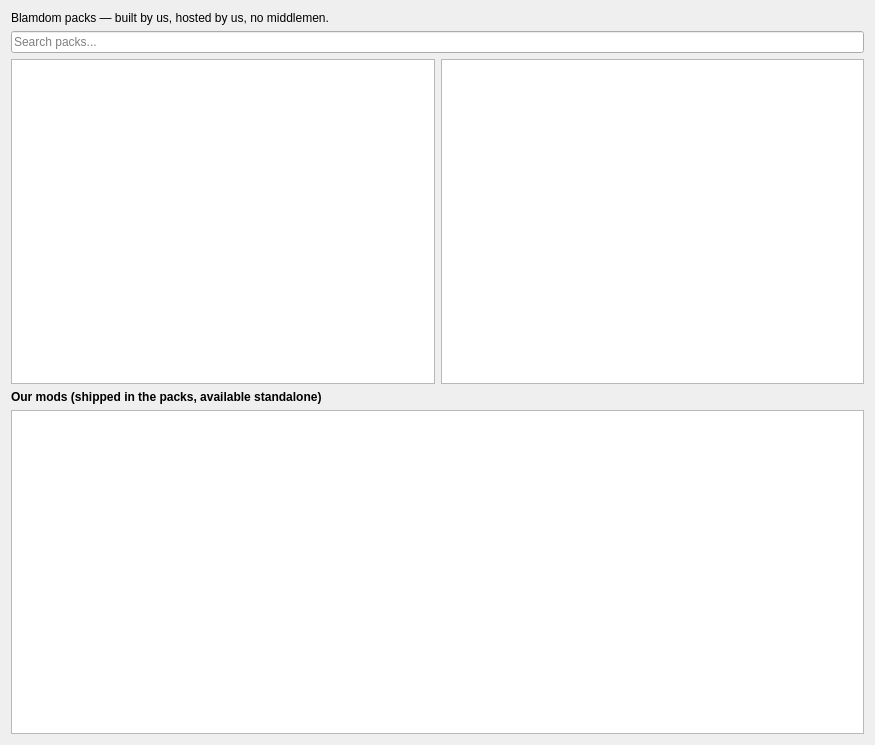
Above: launcher/ui/pages/modplatform/blamdom/BlamdomPage.ui from blamdom/blamdom-launcher before the change. Below: the same form after it.
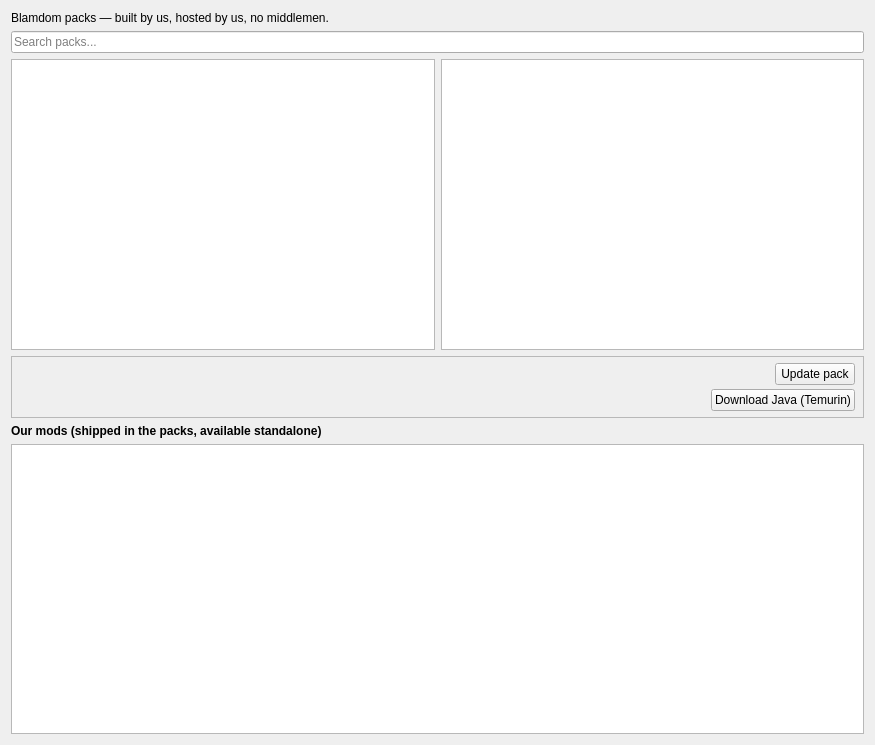
That is the form after the change. Custom widgets are drawn as their Qt base class.

Commit message: blamdom: add one-click Java install and in-place pack updates

What changed in the file:
```diff
--- a/launcher/ui/pages/modplatform/blamdom/BlamdomPage.ui
+++ b/launcher/ui/pages/modplatform/blamdom/BlamdomPage.ui
@@ -61,6 +61,90 @@
      </item>
     </layout>
    </item>
+   <item>
+    <widget class="QFrame" name="statusFrame">
+     <property name="frameShape">
+      <enum>QFrame::StyledPanel</enum>
+     </property>
+     <layout class="QVBoxLayout" name="statusOuter">
+      <property name="leftMargin">
+       <number>8</number>
+      </property>
+      <property name="topMargin">
+       <number>6</number>
+      </property>
+      <property name="rightMargin">
+       <number>8</number>
+      </property>
+      <property name="bottomMargin">
+       <number>6</number>
+      </property>
+      <property name="spacing">
+       <number>4</number>
+      </property>
+      <item>
+       <layout class="QHBoxLayout" name="packStatusLayout">
+        <item>
+         <widget class="QLabel" name="packStatusLabel">
+          <property name="sizePolicy">
+           <sizepolicy hsizetype="Expanding" vsizetype="Preferred">
+            <horstretch>0</horstretch>
+            <verstretch>0</verstretch>
+           </sizepolicy>
+          </property>
+          <property name="text">
+           <string/>
+          </property>
+          <property name="wordWrap">
+           <bool>true</bool>
+          </property>
+         </widget>
+        </item>
+        <item>
+         <widget class="QPushButton" name="updateButton">
+          <property name="text">
+           <string>Update pack</string>
+          </property>
+          <property name="visible">
+           <bool>false</bool>
+          </property>
+         </widget>
+        </item>
+       </layout>
+      </item>
+      <item>
+       <layout class="QHBoxLayout" name="javaStatusLayout">
+        <item>
+         <widget class="QLabel" name="javaStatusLabel">
+          <property name="sizePolicy">
+           <sizepolicy hsizetype="Expanding" vsizetype="Preferred">
+            <horstretch>0</horstretch>
+            <verstretch>0</verstretch>
+           </sizepolicy>
+          </property>
+          <property name="text">
+           <string/>
+          </property>
+          <property name="wordWrap">
+           <bool>true</bool>
+          </property>
+         </widget>
+        </item>
+        <item>
+         <widget class="QPushButton" name="javaButton">
+          <property name="text">
+           <string>Download Java (Temurin)</string>
+          </property>
+          <property name="visible">
+           <bool>false</bool>
+          </property>
+         </widget>
+        </item>
+       </layout>
+      </item>
+     </layout>
+    </widget>
+   </item>
    <item>
     <widget class="QLabel" name="modsHeader">
      <property name="text">
```
The commit also changes 4 other files.
